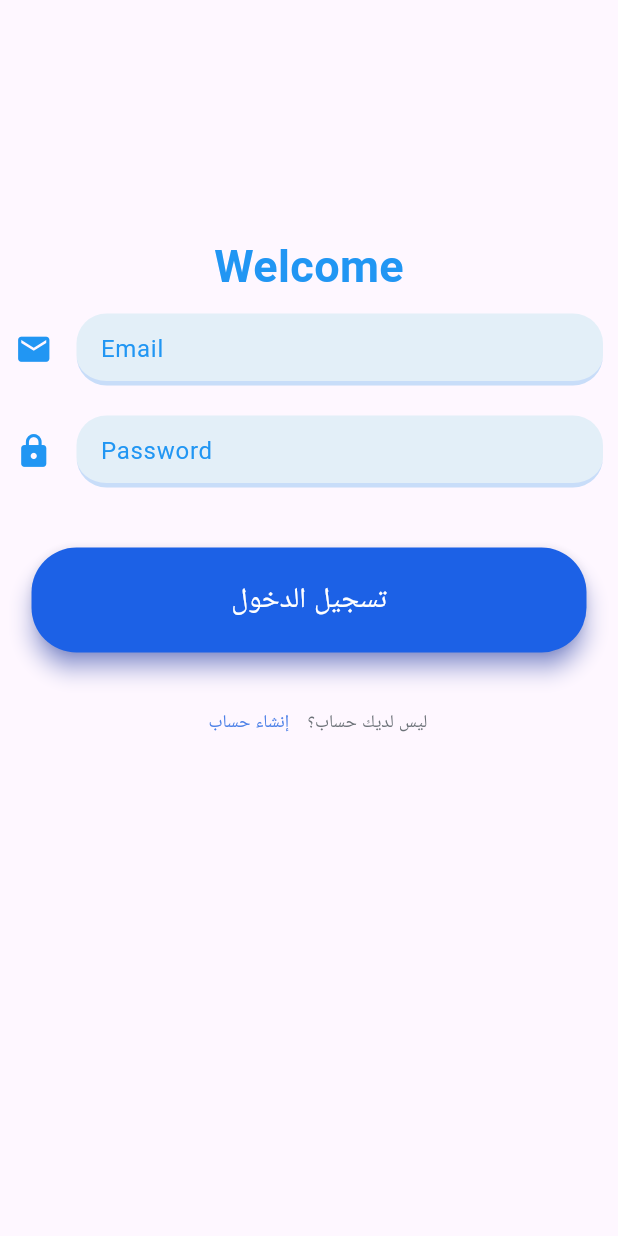
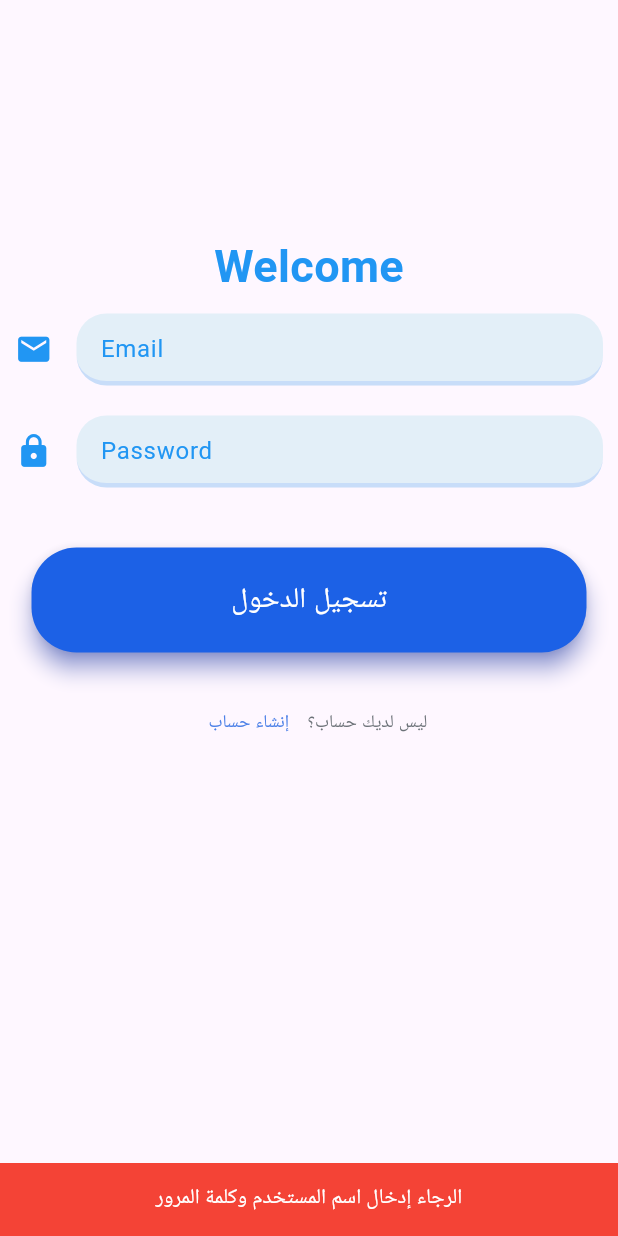
Before and after one commit to edchaamant-web/Store_project, a Flutter app: the screen it shows after launch, after a tap on "تسجيل الدخول", on a phone screen of 412 x 824 dp. Run offline on Flutter 3.47's test engine with Material 3 defaults, Android fonts, the phone set to English and light mode, and no system bars; our stand-ins replace sqflite; accounts and stored records are empty; Roboto replaces fonts that are missing (Inter).

Commit message:
Linking the login screen design with the database

```diff
--- /dev/null
+++ b/lib/login_screen.dart
@@ -0,0 +1,194 @@
+import 'package:flutter/material.dart';
+import 'database/db_store.dart';
+
+final DBHelper dbHelper = DBHelper();
+
+class LoginScreen extends StatefulWidget {
+  @override
+  _LoginScreenState createState() => _LoginScreenState();
+}
+
+class _LoginScreenState extends State<LoginScreen> {
+  final TextEditingController _usernameController = TextEditingController();
+  final TextEditingController _passwordController = TextEditingController();
+
+  // دالة لتسجيل الدخول
+  Future<void> _login() async {
+    final String username = _usernameController.text.trim();
+    final String password = _passwordController.text.trim();
+
+    // التحقق من أن الحقول ليست فارغة
+    if (username.isEmpty || password.isEmpty) {
+      _showMessage('الرجاء إدخال اسم المستخدم وكلمة المرور');
+      return;
+    }
+
+    try {
+      // التحقق من بيانات المستخدم في قاعدة البيانات
+      final user = await dbHelper.login(username, password);
+
+      if (user != null) {
+        // تم تسجيل الدخول بنجاح
+        _showMessage('تم تسجيل الدخول بنجاح');
+      } else {
+        // فشل تسجيل الدخول
+        _showMessage('اسم المستخدم أو كلمة المرور خطأ، قم بالتحقق منها');
+      }
+    } catch (e) {
+      // في حالة حدوث خطأ
+      _showMessage('حدث خطأ أثناء تسجيل الدخول: $e');
+    }
+  }
+
+  // دالة لعرض الرسائل
+  void _showMessage(String message) {
+    ScaffoldMessenger.of(context).showSnackBar(
+      SnackBar(
+        content: Text(
+          message,
+          textAlign: TextAlign.center,
+          style: TextStyle(color: Colors.white),
+        ),
+        backgroundColor: message.contains('نجاح') ? Colors.green : Colors.red,
+        duration: Duration(seconds: 3),
+      ),
+    );
+  }
+
+  @override
+  Widget build(BuildContext context) {
+    return Scaffold(
+      appBar: AppBar(),
+      body: Center(
+        child: Column(
+          children: [
+            Container(
+              width: double.infinity,
+              margin: EdgeInsets.all(50),
+            ),
+            Text(
+              "Welcome",
+              style: TextStyle(
+                  color: Colors.blue,
+                  fontSize: 30,
+                  fontWeight: FontWeight.bold),
+            ),
+            Container(
+              padding: EdgeInsets.all(10),
+              child: TextField(
+                controller: _usernameController, // ربط حقل اسم المستخدم
+                style: TextStyle(color: Colors.blue),
+                decoration: InputDecoration(
+                    border: InputBorder.none,
+                    hintText: "Email",
+                    icon: Icon(
+                      Icons.email,
+                      color: Colors.blue,
+                      size: 25,
+                    ),
+                    hintStyle: TextStyle(color: Colors.blue),
+                    enabledBorder: UnderlineInputBorder(
+                        borderRadius: BorderRadius.circular(20),
+                        borderSide: BorderSide(
+                            color: const Color.fromARGB(31, 9, 87, 255),
+                            width: 3)),
+                    focusedBorder: UnderlineInputBorder(
+                        borderRadius: BorderRadius.circular(20),
+                        borderSide: BorderSide(
+                            color: const Color.fromARGB(31, 252, 77, 8),
+                            width: 3)),
+                    filled: true,
+                    fillColor: const Color.fromARGB(255, 227, 239, 248)),
+              ),
+            ),
+            Container(
+              padding: EdgeInsets.all(10),
+              child: TextField(
+                controller: _passwordController, // ربط حقل كلمة المرور
+                obscureText: true, // إخفاء النص لحقل كلمة المرور
+                style: TextStyle(color: Colors.blue),
+                decoration: InputDecoration(
+                    border: InputBorder.none,
+                    hintText: "Password",
+                    icon: Icon(
+                      Icons.lock,
+                      color: Colors.blue,
+                      size: 25,
+                    ),
+                    hintStyle: TextStyle(color: Colors.blue),
+                    enabledBorder: UnderlineInputBorder(
+                        borderRadius: BorderRadius.circular(20),
+                        borderSide: BorderSide(
+                            color: const Color.fromARGB(31, 9, 87, 255),
+                            width: 3)),
+                    focusedBorder: UnderlineInputBorder(
+                        borderRadius: BorderRadius.circular(20),
+                        borderSide: BorderSide(
+                            color: const Color.fromARGB(31, 252, 77, 8),
+                            width: 3)),
+                    filled: true,
+                    fillColor: const Color.fromARGB(255, 227, 239, 248)),
+              ),
+            ),
+            Container(
+              margin: EdgeInsets.all(15),
+              width: double.infinity,
+            ),
+            ElevatedButton(
+              style: ElevatedButton.styleFrom(
+                minimumSize: Size(370, 70),
+                padding: EdgeInsets.symmetric(horizontal: 24, vertical: 10),
+                backgroundColor: Color.fromRGBO(28, 97, 230, 1),
+                elevation: 6,
+                shadowColor: Color.fromRGBO(55, 93, 251, 1),
+                shape: RoundedRectangleBorder(
+                  borderRadius: BorderRadius.circular(30),
+                ),
+              ),
+              onPressed: _login, // ربط زر تسجيل الدخول بالدالة
+              child: Text(
+                'تسجيل الدخول',
+                style: TextStyle(
+                  color: Colors.white,
+                  fontFamily: 'Inter',
+                  fontSize: 19,
+                  fontWeight: FontWeight.normal,
+                  height: 1.5,
+                ),
+              ),
+            ),
+            SizedBox(height: 22),
+            Row(
+              mainAxisSize: MainAxisSize.min,
+              children: [
+                TextButton(
+                  onPressed: () {},
+                  child: Text(
+                    'إنشاء حساب',
+                    style: TextStyle(
+                      color: Color.fromRGBO(77, 129, 231, 1),
+                      fontFamily: 'Inter',
+                      fontSize: 12,
+                      fontWeight: FontWeight.normal,
+                      height: 1.5,
+                    ),
+                  ),
+                ),
+                Text(
+                  'ليس لديك حساب؟',
+                  style: TextStyle(
+                    color: Color.fromRGBO(108, 114, 120, 1),
+                    fontFamily: 'Inter',
+                    fontSize: 12,
+                    fontWeight: FontWeight.normal,
+                    height: 1.5,
+                  ),
+                ),
+              ],
+            ),
+          ],
+        ),
+      ),
+    );
+  }
+}
--- a/lib/main.dart
+++ b/lib/main.dart
@@ -1,8 +1,5 @@
 import 'package:flutter/material.dart';
-import 'database/db_store.dart';
-
-final DBHelper dbHelper =
-    DBHelper(); // انشاء نسخة من الكلاس للاستخدام قواعد البيانات
+import 'login_screen.dart';
 
 void main() {
   runApp(const MyApp());
@@ -15,136 +12,6 @@ class MyApp extends StatelessWidget {
   Widget build(BuildContext context) {
     return MaterialApp(
       debugShowCheckedModeBanner: false,
-      home: Scaffold(
-        appBar: AppBar(),
-        body: Center(
-          child: Column(
-            children: [
-              Container(
-                width: double.infinity,
-                margin: EdgeInsets.all(50),
-              ),
-              Text(
-                "Welcome",
-                style: TextStyle(
-                    color: Colors.blue,
-                    fontSize: 30,
-                    fontWeight: FontWeight.bold),
-              ),
-              Container(
-                padding: EdgeInsets.all(10),
-                child: TextField(
-                  style: TextStyle(color: Colors.blue),
-                  decoration: InputDecoration(
-                      border: InputBorder.none,
-                      hintText: "Email",
-                      icon: Icon(
-                        Icons.email,
-                        color: Colors.blue,
-                        size: 25,
-                      ),
-                      hintStyle: TextStyle(color: Colors.blue),
-                      enabledBorder: UnderlineInputBorder(
-                          borderRadius: BorderRadius.circular(20),
-                          borderSide: BorderSide(
-                              color: const Color.fromARGB(31, 9, 87, 255),
-                              width: 3)),
-                      focusedBorder: UnderlineInputBorder(
-                          borderRadius: BorderRadius.circular(20),
-                          borderSide: BorderSide(
-                              color: const Color.fromARGB(31, 252, 77, 8),
-                              width: 3)),
-                      filled: true,
-                      fillColor: const Color.fromARGB(255, 227, 239, 248)),
-                ),
-              ),
-              Container(
-                padding: EdgeInsets.all(10),
-                child: TextField(
-                  style: TextStyle(color: Colors.blue),
-                  decoration: InputDecoration(
-                      border: InputBorder.none,
-                      hintText: "Password",
-                      icon: Icon(
-                        Icons.lock,
-                        color: Colors.blue,
-                        size: 25,
-                      ),
-                      hintStyle: TextStyle(color: Colors.blue),
-                      enabledBorder: UnderlineInputBorder(
-                          borderRadius: BorderRadius.circular(20),
-                          borderSide: BorderSide(
-                              color: const Color.fromARGB(31, 9, 87, 255),
-                              width: 3)),
-                      focusedBorder: UnderlineInputBorder(
-                          borderRadius: BorderRadius.circular(20),
-                          borderSide: BorderSide(
-                              color: const Color.fromARGB(31, 252, 77, 8),
-                              width: 3)),
-                      filled: true,
-                      fillColor: const Color.fromARGB(255, 227, 239, 248)),
-                ),
-              ),
-              Container(
-                margin: EdgeInsets.all(15),
-                width: double.infinity,
-              ),
-              ElevatedButton(
-                style: ElevatedButton.styleFrom(
-                  minimumSize: Size(370, 70),
-                  padding: EdgeInsets.symmetric(horizontal: 24, vertical: 10),
-                  backgroundColor: Color.fromRGBO(28, 97, 230, 1),
-                  elevation: 6,
-                  shadowColor: Color.fromRGBO(55, 93, 251, 1),
-                  shape: RoundedRectangleBorder(
-                    borderRadius: BorderRadius.circular(30),
-                  ),
-                ),
-                onPressed: () {},
-                child: Text(
-                  'تسجيل الدخول',
-                  style: TextStyle(
-                    color: Colors.white,
-                    fontFamily: 'Inter',
-                    fontSize: 19,
-                    fontWeight: FontWeight.normal,
-                    height: 1.5,
-                  ),
-                ),
-              ),
-              SizedBox(height: 22),
-              Row(
-                mainAxisSize: MainAxisSize.min,
-                children: [
-                  TextButton(
-                    onPressed: () {},
-                    child: Text(
-                      'إنشاء حساب',
-                      style: TextStyle(
-                        color: Color.fromRGBO(77, 129, 231, 1),
-                        fontFamily: 'Inter',
-                        fontSize: 12,
-                        fontWeight: FontWeight.normal,
-                        height: 1.5,
-                      ),
-                    ),
-                  ),
-                  Text(
-                    'ليس لديك حساب؟',
-                    style: TextStyle(
-                      color: Color.fromRGBO(108, 114, 120, 1),
-                      fontFamily: 'Inter',
-                      fontSize: 12,
-                      fontWeight: FontWeight.normal,
-                      height: 1.5,
-                    ),
-                  ),
-                ],
-              ),
-            ],
-          ),
-        ),
-      ),
+      home: LoginScreen(), // استدعاء شاشة تسجيل الدخول
     );
-  }
-}
+  }}
```
Also changed, not shown: pubspec.lock.
